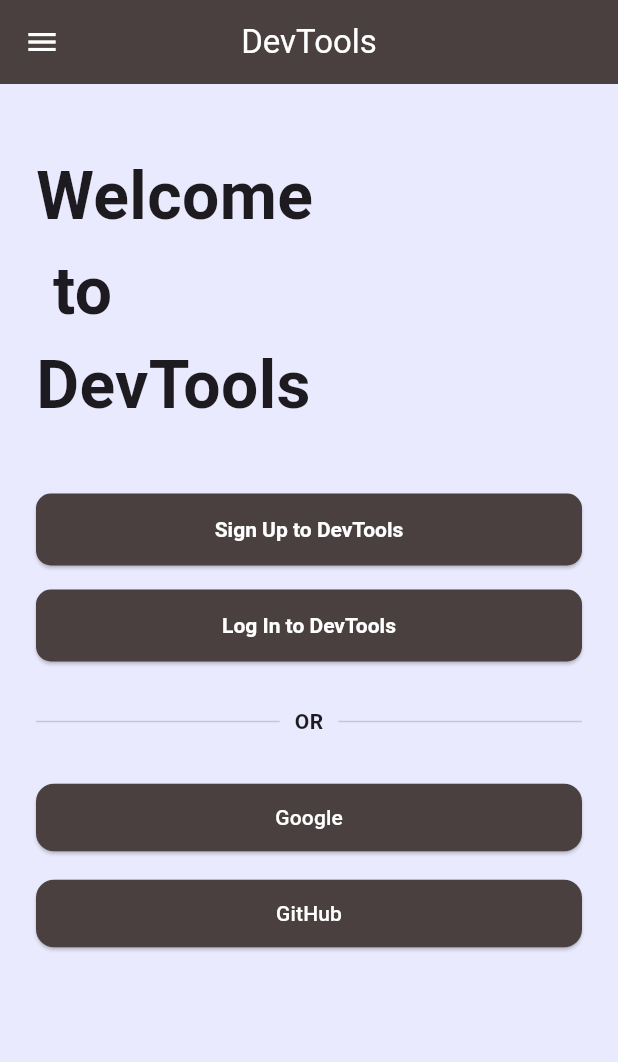
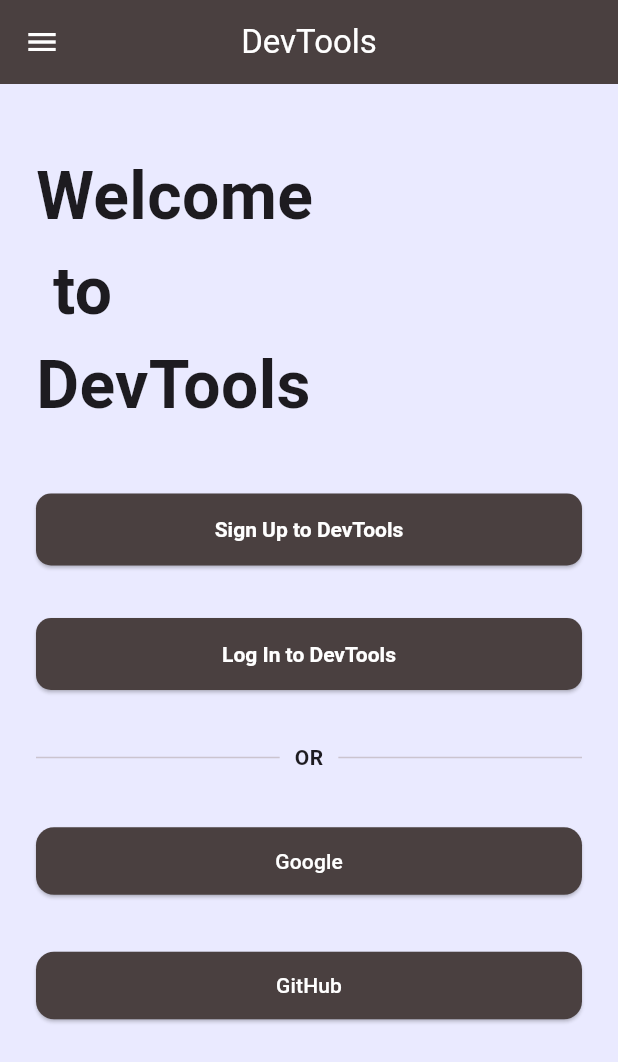
Before and after one commit to adityaphadatare45/Devtools, a Flutter app: the screen it shows after launch, on a phone screen of 412 x 824 dp. Shown: the top 1062 px of the screen. Run offline on Flutter 3.47's test engine with Material 3 defaults, Android fonts, the phone set to English and light mode, and no system bars.

Commit message:
Minor Changes

```diff
--- a/lib/providers/auth_provider.dart
+++ b/lib/providers/auth_provider.dart
@@ -1,6 +1,5 @@
 import 'package:flutter/material.dart';
 
 class AuthProvider with ChangeNotifier{
- bool _isloading = false;
 
 }
--- a/lib/welcomescreen.dart
+++ b/lib/welcomescreen.dart
@@ -47,7 +47,7 @@ class WelcomeScreen extends StatelessWidget{
               },
               child: const Text("Sign Up to DevTools"),
             ),
-            const SizedBox(height: 16),
+            const SizedBox(height: 35),
             ElevatedButton(
               style: _buttonStyle(),
               onPressed: () {
@@ -58,7 +58,7 @@ class WelcomeScreen extends StatelessWidget{
               },
               child: const Text("Log In to DevTools"),
             ),
-            const SizedBox(height: 30),
+            const SizedBox(height: 35),
             Row(
               children: const [
                 Expanded(child: Divider(thickness: 1)),
@@ -73,13 +73,13 @@ class WelcomeScreen extends StatelessWidget{
                 Expanded(child: Divider(thickness: 1)),
               ],
             ),
-            const SizedBox(height: 30),
+            const SizedBox(height: 35),
             ElevatedButton(
               style: _socialButtonStyle(),
               onPressed: () {},
               child: const Text("Google"),
             ),
-            const SizedBox(height: 16),
+            const SizedBox(height: 35),
             ElevatedButton(
               style: _socialButtonStyle(),
               onPressed: () {},
```
